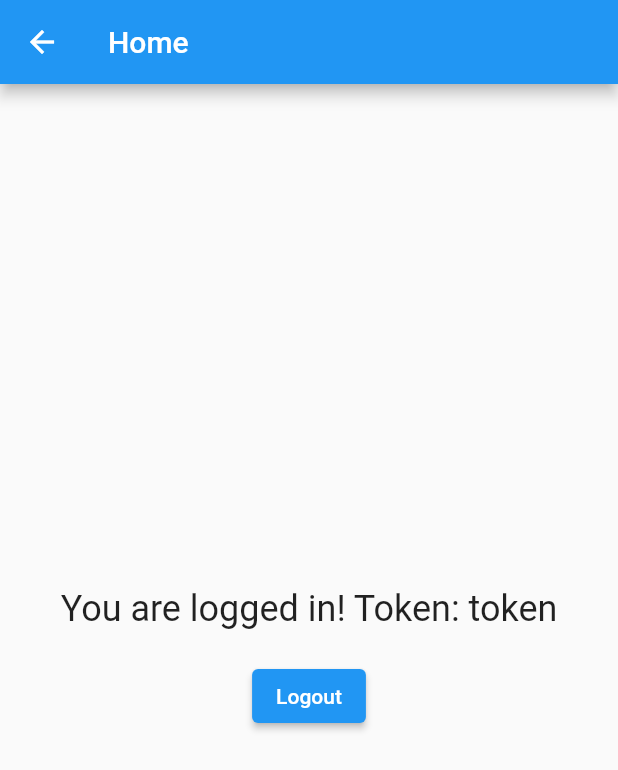
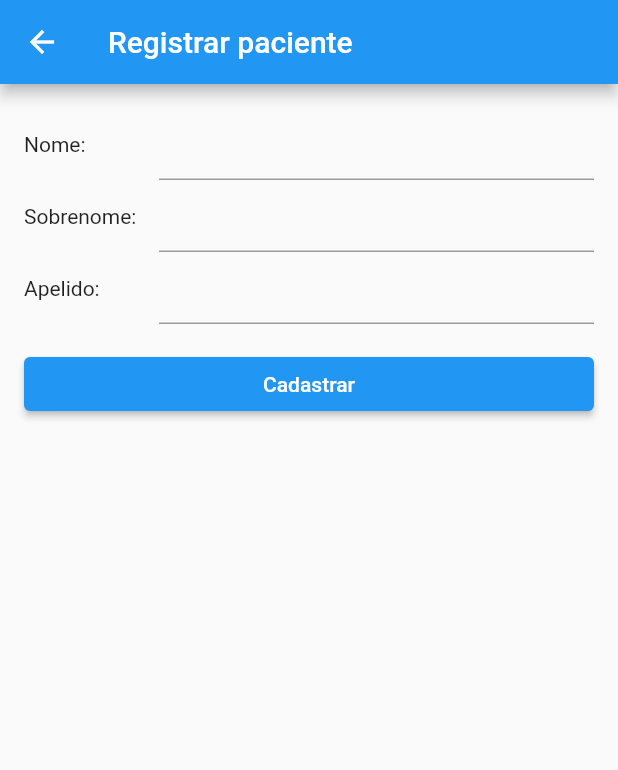
Before and after one commit to brunocmpr/app3idade_caretaker, a Flutter app: the HomePage screen opened directly with empty values, after a tap on "Logout", on a phone screen of 412 x 824 dp. Shown: the top 770 px of the screen. Run offline on Flutter 3.47's test engine with Material 2 defaults, Android fonts, the phone set to English and light mode, and no system bars; our stand-ins replace flutter_secure_storage, shared_preferences; accounts and stored records are empty.

Commit message:
Create register patient screen

```diff
--- /dev/null
+++ b/lib/exceptions/unauthorized_exception.dart
@@ -0,0 +1,6 @@
+class UnauthorizedException implements Exception {
+  final String? msg;
+  const UnauthorizedException([this.msg]);
+  @override
+  String toString() => msg ?? "Operação não autorizada pelo servidor.";
+}
--- /dev/null
+++ b/lib/models/patient.dart
@@ -0,0 +1,37 @@
+import 'dart:convert';
+
+class Patient {
+  int? id;
+  String firstName;
+  String lastName;
+  String? nickname;
+
+  Patient(this.id, this.firstName, this.lastName, [this.nickname]);
+  Patient.newPatient(this.firstName, this.lastName, [this.nickname]);
+
+  Map<String, dynamic> toMap() {
+    return {'id': id, 'firstName': firstName, 'lastName': lastName, 'nickname': nickname};
+  }
+
+  static Patient fromMap(Map<String, dynamic> map) {
+    return Patient(
+      map['id'],
+      map['firstName'],
+      map['lastName'],
+      map['nickname'],
+    );
+  }
+
+  static List<Patient> fromMaps(List<Map<String, dynamic>> maps) {
+    return List.generate(maps.length, (i) => Patient.fromMap(maps[i]));
+  }
+
+  static Patient fromJson(String json) => Patient.fromMap(jsonDecode(json));
+
+  String toJson() => jsonEncode(toMap());
+
+  static List<Patient> fromJsonList(String json) {
+    final parsed = jsonDecode(json).cast<Map<String, dynamic>>();
+    return parsed.map<Patient>((map) => Patient.fromMap(map)).toList();
+  }
+}
--- a/lib/routes/routes.dart
+++ b/lib/routes/routes.dart
@@ -3,10 +3,13 @@ import 'package:app3idade_caretaker/views/login_page.dart';
 import 'package:app3idade_caretaker/views/user_register_page.dart';
 import 'package:flutter/material.dart';
 
+import '../views/patient_register_page.dart';
+
 class Routes {
   static const login = "/";
   static const homePage = "/homepage";
   static const userRegisterPage = "/user_register";
+  static const patientRegisterPage = "/patient_register";
 
   static Map<String, Widget Function(BuildContext)> get routes => {
         login: (context) => const LoginPage(),
@@ -15,5 +18,6 @@ class Routes {
           return HomePage(token: arguments);
         },
         userRegisterPage: (context) => const UserRegisterPage(),
+        patientRegisterPage: (context) => const PatientRegisterPage(),
       };
 }
--- a/lib/services/api.dart
+++ b/lib/services/api.dart
@@ -1,13 +1,15 @@
 import 'dart:convert';
 
+import 'package:app3idade_caretaker/services/token_buffer.dart';
 import 'package:http/http.dart';
 
 class API {
-  static const String url = "app3idade.herokuapp.com";
+  static const String url = "localhost:8080";
 
   static String responseBodyToJson(Response response) => utf8.decode(response.bodyBytes);
 
   static const Map<String, String> headerContentTypeJson = {'Content-Type': 'application/json; charset=UTF-8'};
+  static Map<String, String> get headerAuthorization => {'Authorization': TokenBuffer().token};
 
   static bool isSuccessResponse(Response response) => (200 <= response.statusCode && response.statusCode <= 299);
   static bool isClientErrorResponse(Response response) => (400 <= response.statusCode && response.statusCode <= 499);
--- a/lib/views/home_page.dart
+++ b/lib/views/home_page.dart
@@ -1,5 +1,7 @@
 import 'package:flutter/material.dart';
 import 'package:app3idade_caretaker/services/auth_service.dart';
+
+import '../routes/routes.dart';
 
 class HomePage extends StatelessWidget {
   final String token;
@@ -23,6 +25,17 @@ class HomePage extends StatelessWidget {
             ),
             const SizedBox(height: 20),
             ElevatedButton(
+              onPressed: () {
+                Navigator.pushNamed(context, Routes.patientRegisterPage);
+              },
+              child: const Text('Logout'),
+            ),
+            OutlinedButton(
+              style: OutlinedButton.styleFrom(
+                foregroundColor: Theme.of(context).primaryColor,
+                side: BorderSide(color: Theme.of(context).primaryColor),
+                backgroundColor: Colors.white,
+              ),
               onPressed: () async {
                 await _authService.logoutAndGoToLogin(context);
               },
--- /dev/null
+++ b/lib/views/patient_register_page.dart
@@ -0,0 +1,98 @@
+import 'package:app3idade_caretaker/models/patient.dart';
+import 'package:app3idade_caretaker/services/patient_service.dart';
+import 'package:flutter/material.dart';
+
+class PatientRegisterPage extends StatefulWidget {
+  const PatientRegisterPage({Key? key}) : super(key: key);
+
+  @override
+  State<PatientRegisterPage> createState() => PatientRegisterPageState();
+}
+
+class PatientRegisterPageState extends State<PatientRegisterPage> {
+  final _formKey = GlobalKey<FormState>();
+  final _firstNameController = TextEditingController();
+  final _lastNameController = TextEditingController();
+  final _nicknameController = TextEditingController();
+  final _firstName = 'Nome:';
+  final _lastName = 'Sobrenome:';
+  final _nickname = 'Apelido:';
+  final double _labelWidth = 90;
+
+  final PatientService patientService = PatientService();
+
+  @override
+  Widget build(BuildContext context) {
+    return Scaffold(
+      appBar: AppBar(
+        title: const Text('Registrar paciente'),
+      ),
+      body: Form(
+        key: _formKey,
+        child: Padding(
+          padding: const EdgeInsets.all(16.0),
+          child: Column(
+            crossAxisAlignment: CrossAxisAlignment.stretch,
+            children: [
+              buildInputRow(_firstName, _firstNameController, TextInputType.name, validator: _mandatoryValidator),
+              buildInputRow(_lastName, _lastNameController, TextInputType.name, validator: _mandatoryValidator),
+              buildInputRow(_nickname, _nicknameController, TextInputType.name),
+              const SizedBox(height: 16),
+              ElevatedButton(
+                onPressed: () {
+                  if (_formKey.currentState!.validate()) {
+                    _submit(context);
+                  }
+                },
+                child: const Text('Cadastrar'),
+              ),
+            ],
+          ),
+        ),
+      ),
+    );
+  }
+
+  Widget buildInputRow(String label, TextEditingController controller, TextInputType inputType,
+      {String? Function(String?)? validator, bool obscureText = false}) {
+    return Row(
+      crossAxisAlignment: CrossAxisAlignment.center,
+      children: [
+        SizedBox(width: _labelWidth, child: Text(label)),
+        Expanded(
+          child: TextFormField(
+            keyboardType: inputType,
+            controller: controller,
+            validator: validator,
+            obscureText: obscureText,
+          ),
+        )
+      ],
+    );
+  }
+
+  void _submit(BuildContext context) async {
+    Patient patient = Patient.newPatient(
+        _firstNameController.text.trim(), _lastNameController.text.trim(), _nicknameController.text.trim());
+    try {
+      var navigator = Navigator.of(context);
+      var messenger = ScaffoldMessenger.of(context);
+      await patientService.createPatient(patient);
+      navigator.pop();
+      messenger.showSnackBar(
+        const SnackBar(content: Text("Paciente criado com sucesso")),
+      );
+    } on Exception catch (exception) {
+      ScaffoldMessenger.of(context).showSnackBar(
+        SnackBar(content: Text("Erro: $exception")),
+      );
+    }
+  }
+
+  String? _mandatoryValidator(value) {
+    if (value!.isEmpty) {
+      return 'Campo obrigatório';
+    }
+    return null;
+  }
+}
```
Also changed, not shown: lib/repository/patient_repository.dart (added, +92 -0 lines), lib/services/patient_service.dart (added, +22 -0 lines).
